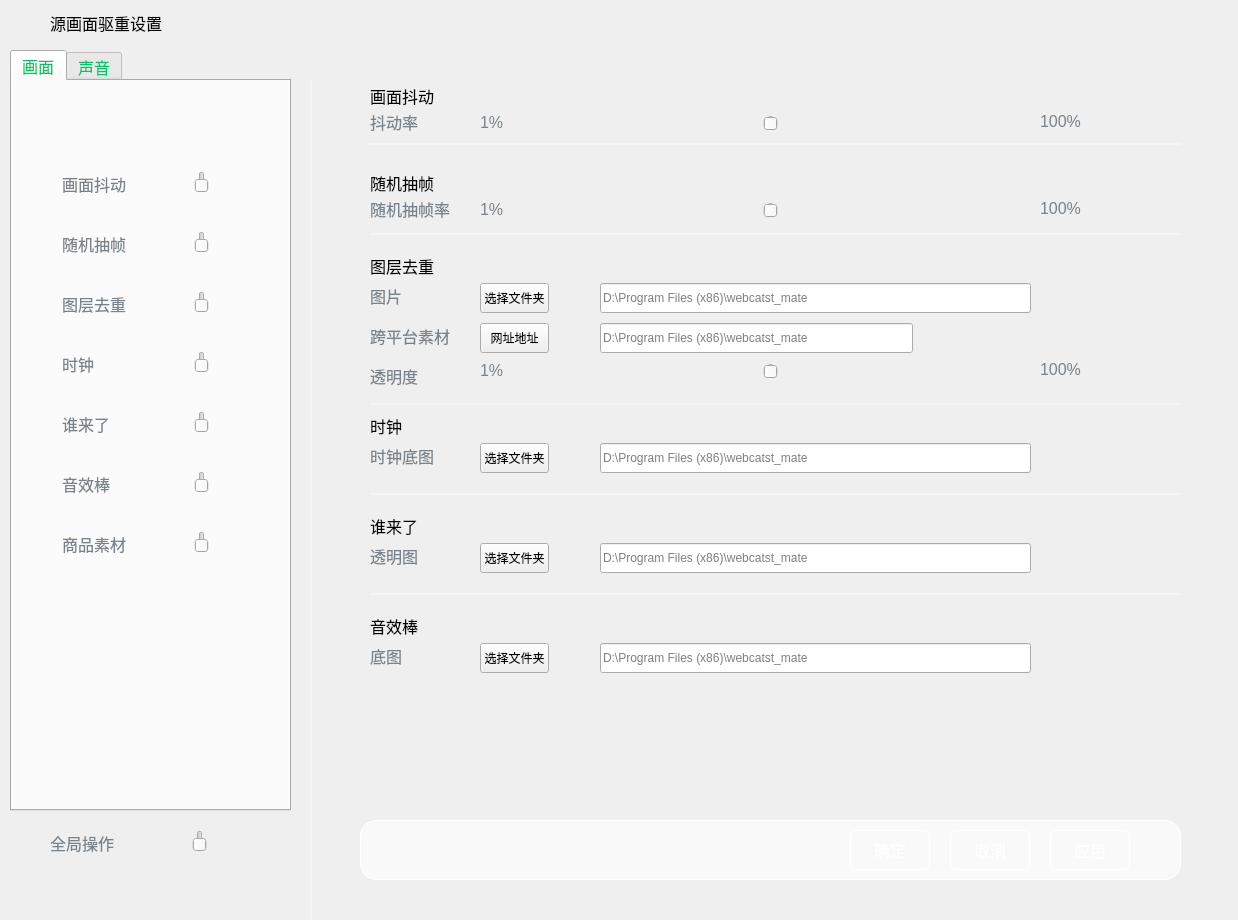
Above: UI/gbs/bizWidgets/GBSBizSettingLiveSourceDupRM.ui from huangjingpei/myobs before the change. Below: the same form after it.
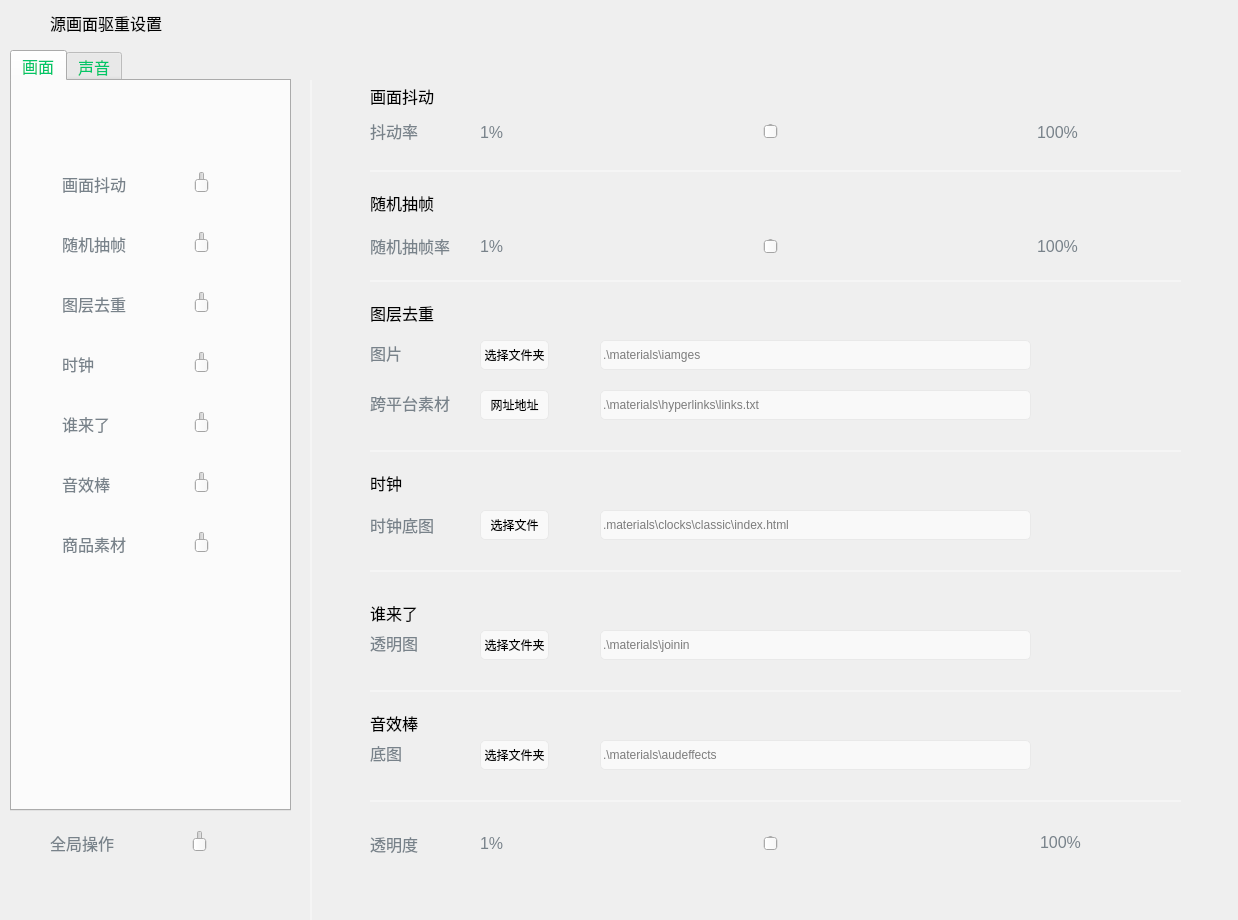
That is the form after the change. Custom widgets are drawn as their Qt base class.

The edit to the form file:
```diff
--- a/UI/gbs/bizWidgets/GBSBizSettingLiveSourceDupRM.ui
+++ b/UI/gbs/bizWidgets/GBSBizSettingLiveSourceDupRM.ui
@@ -39,13 +39,13 @@
 </string>
    </property>
    <property name="tabShape">
-    <enum>QTabWidget::Rounded</enum>
+    <enum>QTabWidget::TabShape::Rounded</enum>
    </property>
    <property name="currentIndex">
     <number>0</number>
    </property>
    <property name="elideMode">
-    <enum>Qt::ElideLeft</enum>
+    <enum>Qt::TextElideMode::ElideLeft</enum>
    </property>
    <widget class="QWidget" name="tabBasic_3">
     <attribute name="title">
@@ -405,7 +405,7 @@
     <string notr="true">background-color:#F5F5F5;</string>
    </property>
    <property name="frameShape">
-    <enum>QFrame::NoFrame</enum>
+    <enum>QFrame::Shape::NoFrame</enum>
    </property>
   </widget>
   <widget class="QLabel" name="label_44">
@@ -445,27 +445,11 @@
      <height>821</height>
     </rect>
    </property>
-   <widget class="QFrame" name="seprater1_6">
-    <property name="geometry">
-     <rect>
-      <x>20</x>
-      <y>413</y>
-      <width>811</width>
-      <height>2</height>
-     </rect>
-    </property>
-    <property name="styleSheet">
-     <string notr="true">background-color:#F5F5F5;</string>
-    </property>
-    <property name="frameShape">
-     <enum>QFrame::NoFrame</enum>
-    </property>
-   </widget>
    <widget class="QLabel" name="label_45">
     <property name="geometry">
      <rect>
       <x>130</x>
-      <y>278</y>
+      <y>751</y>
       <width>26</width>
       <height>25</height>
      </rect>
@@ -482,7 +466,7 @@
     <property name="geometry">
      <rect>
       <x>20</x>
-      <y>463</y>
+      <y>550</y>
       <width>80</width>
       <height>25</height>
      </rect>
@@ -500,24 +484,36 @@
     <property name="geometry">
      <rect>
       <x>250</x>
-      <y>363</y>
+      <y>430</y>
       <width>431</width>
       <height>30</height>
      </rect>
     </property>
+    <property name="styleSheet">
+     <string notr="true">
+background-color: #F9F9F9;
+border-radius: 5px;
+border: 1px solid #E9E9E9;</string>
+    </property>
     <property name="placeholderText">
-     <string>D:\Program Files (x86)\webcatst_mate</string>
+     <string>.materials\clocks\classic\index.html</string>
     </property>
    </widget>
    <widget class="QPushButton" name="pushButton_6">
     <property name="geometry">
      <rect>
       <x>130</x>
-      <y>563</y>
+      <y>660</y>
       <width>69</width>
       <height>30</height>
      </rect>
     </property>
+    <property name="styleSheet">
+     <string notr="true">
+background-color: #F9F9F9;
+border-radius: 5px;
+border: 1px solid #E9E9E9;</string>
+    </property>
     <property name="text">
      <string>选择文件夹</string>
     </property>
@@ -526,7 +522,7 @@
     <property name="geometry">
      <rect>
       <x>20</x>
-      <y>563</y>
+      <y>660</y>
       <width>80</width>
       <height>25</height>
      </rect>
@@ -544,23 +540,29 @@
     <property name="geometry">
      <rect>
       <x>250</x>
-      <y>563</y>
+      <y>660</y>
       <width>431</width>
       <height>30</height>
      </rect>
     </property>
+    <property name="styleSheet">
+     <string notr="true">
+background-color: #F9F9F9;
+border-radius: 5px;
+border: 1px solid #E9E9E9;</string>
+    </property>
     <property name="text">
      <string/>
     </property>
     <property name="placeholderText">
-     <string>D:\Program Files (x86)\webcatst_mate</string>
+     <string>.\materials\audeffects</string>
     </property>
    </widget>
    <widget class="QFrame" name="seprater1_7">
     <property name="geometry">
      <rect>
       <x>20</x>
-      <y>153</y>
+      <y>200</y>
       <width>811</width>
       <height>2</height>
      </rect>
@@ -569,14 +571,14 @@
      <string notr="true">background-color:#F5F5F5;</string>
     </property>
     <property name="frameShape">
-     <enum>QFrame::NoFrame</enum>
+     <enum>QFrame::Shape::NoFrame</enum>
     </property>
    </widget>
    <widget class="QLabel" name="label_48">
     <property name="geometry">
      <rect>
       <x>20</x>
-      <y>203</y>
+      <y>260</y>
       <width>48</width>
       <height>25</height>
      </rect>
@@ -611,7 +613,7 @@
     <property name="geometry">
      <rect>
       <x>20</x>
-      <y>533</y>
+      <y>630</y>
       <width>64</width>
       <height>25</height>
      </rect>
@@ -627,8 +629,8 @@
    <widget class="QLabel" name="label_51">
     <property name="geometry">
      <rect>
-      <x>690</x>
-      <y>29</y>
+      <x>687</x>
+      <y>40</y>
       <width>45</width>
       <height>25</height>
      </rect>
@@ -645,7 +647,7 @@
     <property name="geometry">
      <rect>
       <x>20</x>
-      <y>243</y>
+      <y>310</y>
       <width>80</width>
       <height>25</height>
      </rect>
@@ -663,7 +665,7 @@
     <property name="geometry">
      <rect>
       <x>130</x>
-      <y>30</y>
+      <y>40</y>
       <width>26</width>
       <height>25</height>
      </rect>
@@ -680,7 +682,7 @@
     <property name="geometry">
      <rect>
       <x>20</x>
-      <y>63</y>
+      <y>90</y>
       <width>811</width>
       <height>2</height>
      </rect>
@@ -689,14 +691,14 @@
      <string notr="true">background-color:#F5F5F5;</string>
     </property>
     <property name="frameShape">
-     <enum>QFrame::NoFrame</enum>
+     <enum>QFrame::Shape::NoFrame</enum>
     </property>
    </widget>
    <widget class="QFrame" name="seprater1_9">
     <property name="geometry">
      <rect>
       <x>20</x>
-      <y>323</y>
+      <y>370</y>
       <width>811</width>
       <height>2</height>
      </rect>
@@ -705,14 +707,14 @@
      <string notr="true">background-color:#F5F5F5;</string>
     </property>
     <property name="frameShape">
-     <enum>QFrame::NoFrame</enum>
+     <enum>QFrame::Shape::NoFrame</enum>
     </property>
    </widget>
    <widget class="EllipticalSliderExt" name="hsTransparentSlider">
     <property name="geometry">
      <rect>
       <x>160</x>
-      <y>283</y>
+      <y>755</y>
       <width>521</width>
       <height>16</height>
      </rect>
@@ -722,20 +724,26 @@
     <property name="geometry">
      <rect>
       <x>250</x>
-      <y>463</y>
+      <y>550</y>
       <width>431</width>
       <height>30</height>
      </rect>
     </property>
+    <property name="styleSheet">
+     <string notr="true">
+background-color: #F9F9F9;
+border-radius: 5px;
+border: 1px solid #E9E9E9;</string>
+    </property>
     <property name="placeholderText">
-     <string>D:\Program Files (x86)\webcatst_mate</string>
+     <string>.\materials\joinin</string>
     </property>
    </widget>
    <widget class="QLabel" name="label_54">
     <property name="geometry">
      <rect>
       <x>20</x>
-      <y>116</y>
+      <y>153</y>
       <width>80</width>
       <height>25</height>
      </rect>
@@ -753,7 +761,7 @@
     <property name="geometry">
      <rect>
       <x>160</x>
-      <y>122</y>
+      <y>158</y>
       <width>521</width>
       <height>16</height>
      </rect>
@@ -763,7 +771,7 @@
     <property name="geometry">
      <rect>
       <x>20</x>
-      <y>433</y>
+      <y>520</y>
       <width>64</width>
       <height>25</height>
      </rect>
@@ -780,7 +788,7 @@
     <property name="geometry">
      <rect>
       <x>20</x>
-      <y>513</y>
+      <y>610</y>
       <width>811</width>
       <height>2</height>
      </rect>
@@ -789,27 +797,33 @@
      <string notr="true">background-color:#F5F5F5;</string>
     </property>
     <property name="frameShape">
-     <enum>QFrame::NoFrame</enum>
+     <enum>QFrame::Shape::NoFrame</enum>
     </property>
    </widget>
    <widget class="QLineEdit" name="lineEdit_9">
     <property name="geometry">
      <rect>
       <x>250</x>
-      <y>243</y>
-      <width>313</width>
+      <y>310</y>
+      <width>431</width>
       <height>30</height>
      </rect>
     </property>
+    <property name="styleSheet">
+     <string notr="true">
+background-color: #F9F9F9;
+border-radius: 5px;
+border: 1px solid #E9E9E9;</string>
+    </property>
     <property name="placeholderText">
-     <string>D:\Program Files (x86)\webcatst_mate</string>
+     <string>.\materials\hyperlinks\links.txt</string>
     </property>
    </widget>
    <widget class="QLabel" name="label_56">
     <property name="geometry">
      <rect>
       <x>20</x>
-      <y>333</y>
+      <y>390</y>
       <width>64</width>
       <height>25</height>
      </rect>
@@ -826,11 +840,17 @@
     <property name="geometry">
      <rect>
       <x>130</x>
-      <y>203</y>
+      <y>260</y>
       <width>69</width>
       <height>30</height>
      </rect>
     </property>
+    <property name="styleSheet">
+     <string notr="true">
+background-color: #F9F9F9;
+border-radius: 5px;
+border: 1px solid #E9E9E9;</string>
+    </property>
     <property name="text">
      <string>选择文件夹</string>
     </property>
@@ -839,7 +859,7 @@
     <property name="geometry">
      <rect>
       <x>20</x>
-      <y>283</y>
+      <y>751</y>
       <width>48</width>
       <height>25</height>
      </rect>
@@ -857,7 +877,7 @@
     <property name="geometry">
      <rect>
       <x>130</x>
-      <y>117</y>
+      <y>154</y>
       <width>26</width>
       <height>25</height>
      </rect>
@@ -874,20 +894,26 @@
     <property name="geometry">
      <rect>
       <x>130</x>
-      <y>363</y>
+      <y>430</y>
       <width>69</width>
       <height>30</height>
      </rect>
     </property>
+    <property name="styleSheet">
+     <string notr="true">
+background-color: #F9F9F9;
+border-radius: 5px;
+border: 1px solid #E9E9E9;</string>
+    </property>
     <property name="text">
-     <string>选择文件夹</string>
+     <string>选择文件</string>
     </property>
    </widget>
    <widget class="EllipticalSliderExt" name="hsJittterSlider">
     <property name="geometry">
      <rect>
       <x>160</x>
-      <y>35</y>
+      <y>43</y>
       <width>521</width>
       <height>16</height>
      </rect>
@@ -897,7 +923,7 @@
     <property name="geometry">
      <rect>
       <x>20</x>
-      <y>173</y>
+      <y>220</y>
       <width>64</width>
       <height>25</height>
      </rect>
@@ -914,11 +940,17 @@
     <property name="geometry">
      <rect>
       <x>130</x>
-      <y>243</y>
+      <y>310</y>
       <width>69</width>
       <height>30</height>
      </rect>
     </property>
+    <property name="styleSheet">
+     <string notr="true">
+background-color: #F9F9F9;
+border-radius: 5px;
+border: 1px solid #E9E9E9;</string>
+    </property>
     <property name="text">
      <string>网址地址</string>
     </property>
@@ -927,7 +959,7 @@
     <property name="geometry">
      <rect>
       <x>20</x>
-      <y>29</y>
+      <y>38</y>
       <width>48</width>
       <height>25</height>
      </rect>
@@ -945,7 +977,7 @@
     <property name="geometry">
      <rect>
       <x>690</x>
-      <y>277</y>
+      <y>750</y>
       <width>45</width>
       <height>25</height>
      </rect>
@@ -962,7 +994,7 @@
     <property name="geometry">
      <rect>
       <x>20</x>
-      <y>363</y>
+      <y>432</y>
       <width>80</width>
       <height>25</height>
      </rect>
@@ -980,11 +1012,17 @@
     <property name="geometry">
      <rect>
       <x>130</x>
-      <y>463</y>
+      <y>550</y>
       <width>69</width>
       <height>30</height>
      </rect>
     </property>
+    <property name="styleSheet">
+     <string notr="true">
+background-color: #F9F9F9;
+border-radius: 5px;
+border: 1px solid #E9E9E9;</string>
+    </property>
     <property name="text">
      <string>选择文件夹</string>
     </property>
@@ -992,8 +1030,8 @@
    <widget class="QLabel" name="label_63">
     <property name="geometry">
      <rect>
-      <x>690</x>
-      <y>116</y>
+      <x>687</x>
+      <y>154</y>
       <width>45</width>
       <height>25</height>
      </rect>
@@ -1010,20 +1048,26 @@
     <property name="geometry">
      <rect>
       <x>250</x>
-      <y>203</y>
+      <y>260</y>
       <width>431</width>
       <height>30</height>
      </rect>
     </property>
+    <property name="styleSheet">
+     <string notr="true">
+background-color: #F9F9F9;
+border-radius: 5px;
+border: 1px solid #E9E9E9;</string>
+    </property>
     <property name="placeholderText">
-     <string>D:\Program Files (x86)\webcatst_mate</string>
+     <string>.\materials\iamges</string>
     </property>
    </widget>
    <widget class="QLabel" name="label_64">
     <property name="geometry">
      <rect>
       <x>20</x>
-      <y>90</y>
+      <y>110</y>
       <width>64</width>
       <height>25</height>
      </rect>
@@ -1036,138 +1080,37 @@
      <string>随机抽帧</string>
     </property>
    </widget>
-   <widget class="QFrame" name="frame">
+   <widget class="QFrame" name="seprater1_11">
     <property name="geometry">
      <rect>
-      <x>10</x>
-      <y>740</y>
-      <width>821</width>
-      <height>60</height>
+      <x>20</x>
+      <y>720</y>
+      <width>811</width>
+      <height>2</height>
      </rect>
     </property>
     <property name="styleSheet">
-     <string notr="true">background-color:#F9F9F9;
-border: 1px solid  #FFFFFF;
-border-radius: 16px;
-</string>
+     <string notr="true">background-color:#F5F5F5;</string>
     </property>
     <property name="frameShape">
-     <enum>QFrame::NoFrame</enum>
+     <enum>QFrame::Shape::NoFrame</enum>
     </property>
-    <widget class="QPushButton" name="btnConfirm_4">
-     <property name="geometry">
-      <rect>
-       <x>490</x>
-       <y>10</y>
-       <width>80</width>
-       <height>40</height>
-      </rect>
-     </property>
-     <property name="styleSheet">
-      <string notr="true">QPushButton {
-    background-color: qlineargradient(
-        spread: pad, 
-        x1: 0, y1: 0, x2: 1, y2: 1, 
-        stop: 0.1054 #1B2846, 
-        stop: 0.9062 #000000
-    ); /* 渐变背景 */
-    border: 1px solid white;       /* 边框为白色 */
-    border-radius: 5px;            /* 圆角半径 */
-    font-size: 16px;               /* 字体大小 */
-    color: #FFFFFF;                /* 字体颜色 */
-}
-
-QPushButton:pressed {
-    background-color: #D1D8DD;     /* 按下时的背景颜色 */
-    padding-left: 3px;             /* 左侧内边距 */
-    padding-top: 3px;              /* 顶部内边距 */
-    background-repeat: no-repeat;  /* 禁止背景重复 */
-    background-position: center;   /* 背景居中 */
-}
-
-
-</string>
-     </property>
-     <property name="text">
-      <string>确定</string>
-     </property>
-    </widget>
-    <widget class="QPushButton" name="btnCancel_4">
-     <property name="geometry">
-      <rect>
-       <x>590</x>
-       <y>10</y>
-       <width>80</width>
-       <height>40</height>
-      </rect>
-     </property>
-     <property name="styleSheet">
-      <string notr="true">QPushButton {
-    background-color: qlineargradient(
-        spread: pad, 
-        x1: 0, y1: 0, x2: 1, y2: 1, 
-        stop: 0.1054 #1B2846, 
-        stop: 0.9062 #000000
-    ); /* 渐变背景 */
-    border: 1px solid white;       /* 边框为白色 */
-    border-radius: 5px;            /* 圆角半径 */
-    font-size: 16px;               /* 字体大小 */
-    color: #FFFFFF;                /* 字体颜色 */
-}
-
-QPushButton:pressed {
-    background-color: #D1D8DD;     /* 按下时的背景颜色 */
-    padding-left: 3px;             /* 左侧内边距 */
-    padding-top: 3px;              /* 顶部内边距 */
-    background-repeat: no-repeat;  /* 禁止背景重复 */
-    background-position: center;   /* 背景居中 */
-}
-
-
-</string>
-     </property>
-     <property name="text">
-      <string>取消</string>
-     </property>
-    </widget>
-    <widget class="QPushButton" name="btnApply_4">
-     <property name="geometry">
-      <rect>
-       <x>690</x>
-       <y>10</y>
-       <width>80</width>
-       <height>40</height>
-      </rect>
-     </property>
-     <property name="styleSheet">
-      <string notr="true">QPushButton {
-    background-color: qlineargradient(
-        spread: pad, 
-        x1: 0, y1: 0, x2: 1, y2: 1, 
-        stop: 0.1054 #1B2846, 
-        stop: 0.9062 #000000
-    ); /* 渐变背景 */
-    border: 1px solid white;       /* 边框为白色 */
-    border-radius: 5px;            /* 圆角半径 */
-    font-size: 16px;               /* 字体大小 */
-    color: #FFFFFF;                /* 字体颜色 */
-}
-
-QPushButton:pressed {
-    background-color: #D1D8DD;     /* 按下时的背景颜色 */
-    padding-left: 3px;             /* 左侧内边距 */
-    padding-top: 3px;              /* 顶部内边距 */
-    background-repeat: no-repeat;  /* 禁止背景重复 */
-    background-position: center;   /* 背景居中 */
-}
-
-
-</string>
-     </property>
-     <property name="text">
-      <string>应用</string>
-     </property>
-    </widget>
+   </widget>
+   <widget class="QFrame" name="seprater1_12">
+    <property name="geometry">
+     <rect>
+      <x>20</x>
+      <y>490</y>
+      <width>811</width>
+      <height>2</height>
+     </rect>
+    </property>
+    <property name="styleSheet">
+     <string notr="true">background-color:#F5F5F5;</string>
+    </property>
+    <property name="frameShape">
+     <enum>QFrame::Shape::NoFrame</enum>
+    </property>
    </widget>
   </widget>
  </widget>
```
